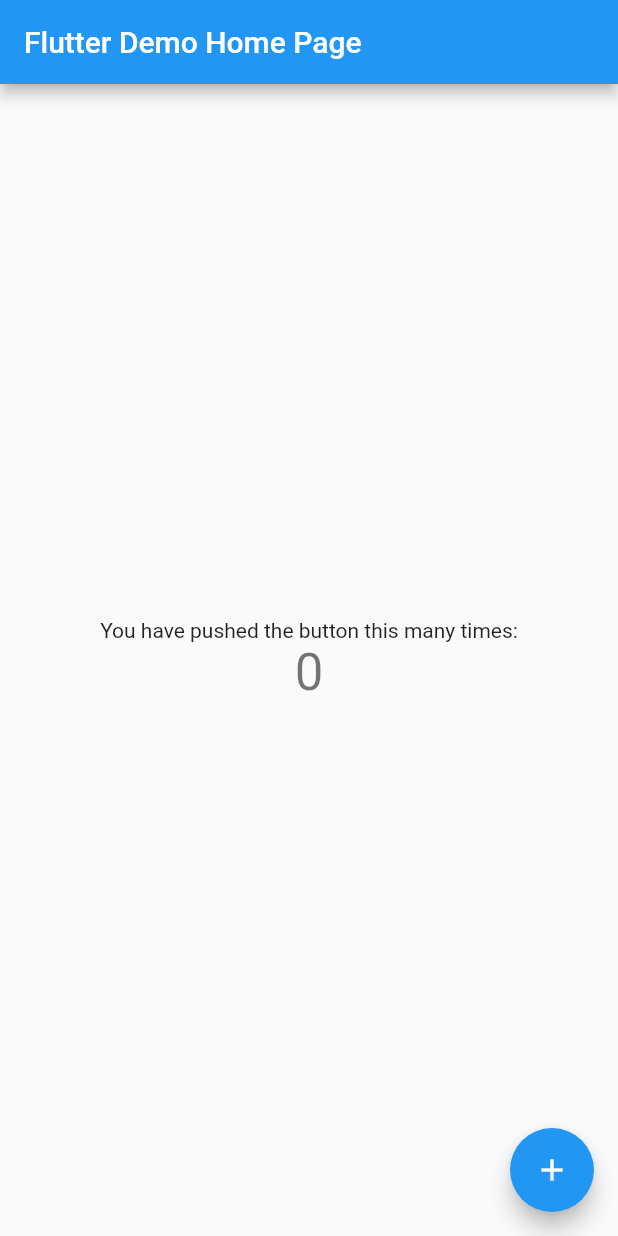
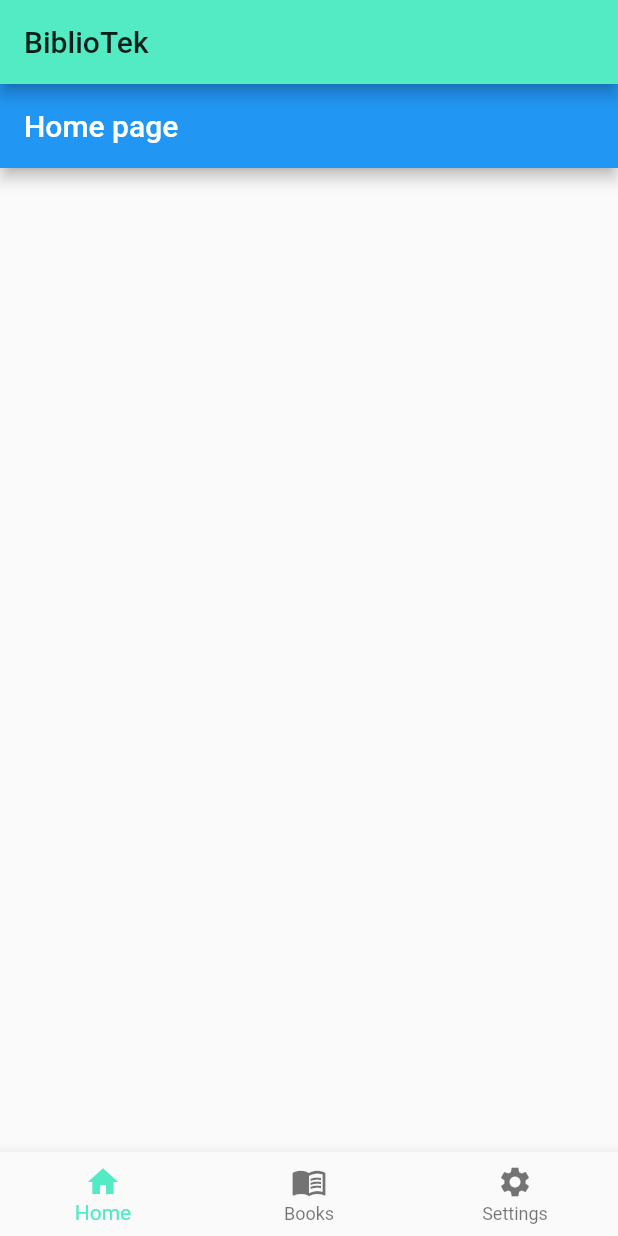
Before and after one commit to mds-iyad/Bibliotek, a Flutter app: the screen it shows after launch, on a phone screen of 412 x 824 dp. Run offline on Flutter 3.47's test engine with Material 2 defaults, Android fonts, the light colour scheme and no system bars.

Commit message:
first commit

```diff
--- a/lib/main.dart
+++ b/lib/main.dart
@@ -1,3 +1,4 @@
+import 'package:bibliotek/pages/master_page.dart';
 import 'package:flutter/material.dart';
 
 void main() {
@@ -7,109 +8,13 @@
 class MyApp extends StatelessWidget {
   const MyApp({super.key});
 
-  // This widget is the root of your application.
   @override
   Widget build(BuildContext context) {
     return MaterialApp(
-      title: 'Flutter Demo',
-      theme: ThemeData(
-        // This is the theme of your application.
-        //
-        // Try running your application with "flutter run". You'll see the
-        // application has a blue toolbar. Then, without quitting the app, try
-        // changing the primarySwatch below to Colors.green and then invoke
-        // "hot reload" (press "r" in the console where you ran "flutter run",
-        // or simply save your changes to "hot reload" in a Flutter IDE).
-        // Notice that the counter didn't reset back to zero; the application
-        // is not restarted.
-        primarySwatch: Colors.blue,
-      ),
-      home: const MyHomePage(title: 'Flutter Demo Home Page'),
+      title: 'Bibliotek',
+      debugShowCheckedModeBanner: false,
+      theme: ThemeData(),
+      home: const MasterPage(),
     );
   }
 }
-
-class MyHomePage extends StatefulWidget {
-  const MyHomePage({super.key, required this.title});
-
-  // This widget is the home page of your application. It is stateful, meaning
-  // that it has a State object (defined below) that contains fields that affect
-  // how it looks.
-
-  // This class is the configuration for the state. It holds the values (in this
-  // case the title) provided by the parent (in this case the App widget) and
-  // used by the build method of the State. Fields in a Widget subclass are
-  // always marked "final".
-
-  final String title;
-
-  @override
-  State<MyHomePage> createState() => _MyHomePageState();
-}
-
-class _MyHomePageState extends State<MyHomePage> {
-  int _counter = 0;
-
-  void _incrementCounter() {
-    setState(() {
-      // This call to setState tells the Flutter framework that something has
-      // changed in this State, which causes it to rerun the build method below
-      // so that the display can reflect the updated values. If we changed
-      // _counter without calling setState(), then the build method would not be
-      // called again, and so nothing would appear to happen.
-      _counter++;
-    });
-  }
-
-  @override
-  Widget build(BuildContext context) {
-    // This method is rerun every time setState is called, for instance as done
-    // by the _incrementCounter method above.
-    //
-    // The Flutter framework has been optimized to make rerunning build methods
-    // fast, so that you can just rebuild anything that needs updating rather
-    // than having to individually change instances of widgets.
-    return Scaffold(
-      appBar: AppBar(
-        // Here we take the value from the MyHomePage object that was created by
-        // the App.build method, and use it to set our appbar title.
-        title: Text(widget.title),
-      ),
-      body: Center(
-        // Center is a layout widget. It takes a single child and positions it
-        // in the middle of the parent.
-        child: Column(
-          // Column is also a layout widget. It takes a list of children and
-          // arranges them vertically. By default, it sizes itself to fit its
-          // children horizontally, and tries to be as tall as its parent.
-          //
-          // Invoke "debug painting" (press "p" in the console, choose the
-          // "Toggle Debug Paint" action from the Flutter Inspector in Android
-          // Studio, or the "Toggle Debug Paint" command in Visual Studio Code)
-          // to see the wireframe for each widget.
-          //
-          // Column has various properties to control how it sizes itself and
-          // how it positions its children. Here we use mainAxisAlignment to
-          // center the children vertically; the main axis here is the vertical
-          // axis because Columns are vertical (the cross axis would be
-          // horizontal).
-          mainAxisAlignment: MainAxisAlignment.center,
-          children: <Widget>[
-            const Text(
-              'You have pushed the button this many times:',
-            ),
-            Text(
-              '$_counter',
-              style: Theme.of(context).textTheme.headline4,
-            ),
-          ],
-        ),
-      ),
-      floatingActionButton: FloatingActionButton(
-        onPressed: _incrementCounter,
-        tooltip: 'Increment',
-        child: const Icon(Icons.add),
-      ), // This trailing comma makes auto-formatting nicer for build methods.
-    );
-  }
-}
--- /dev/null
+++ b/lib/pages/book_page.dart
@@ -0,0 +1,19 @@
+import 'package:flutter/material.dart';
+
+class BooksPage extends StatefulWidget {
+  const BooksPage({Key? key}) : super(key: key);
+
+  @override
+  State<BooksPage> createState() => _BooksPageState();
+}
+
+class _BooksPageState extends State<BooksPage> {
+  @override
+  Widget build(BuildContext context) {
+    return Scaffold(
+      appBar: AppBar(
+        title: const Text("Books page"),
+      ),
+    );
+  }
+}
--- /dev/null
+++ b/lib/pages/home_page.dart
@@ -0,0 +1,19 @@
+import 'package:flutter/material.dart';
+
+class HomePage extends StatefulWidget {
+  const HomePage({Key? key}) : super(key: key);
+
+  @override
+  State<HomePage> createState() => _HomePageState();
+}
+
+class _HomePageState extends State<HomePage> {
+  @override
+  Widget build(BuildContext context) {
+    return Scaffold(
+      appBar: AppBar(
+        title: const Text("Home page"),
+      ),
+    );
+  }
+}
--- /dev/null
+++ b/lib/pages/master_page.dart
@@ -0,0 +1,68 @@
+import 'package:bibliotek/pages/book_page.dart';
+import 'package:bibliotek/pages/settings_page.dart';
+import 'package:bibliotek/pages/home_page.dart';
+import 'package:flutter/material.dart';
+
+class MasterPage extends StatefulWidget {
+  const MasterPage({Key? key}) : super(key: key);
+
+  @override
+  State<MasterPage> createState() => _MasterPageState();
+}
+
+class _MasterPageState extends State<MasterPage> {
+  final PageController _pageController = PageController();
+  final List<Widget> _screens = [
+    const HomePage(),
+    // Text("dddd"),
+    const BooksPage(),
+    const SettingsPage()
+  ];
+  int _selectedIndex = 0;
+
+  void _onItemTapped(selectedIndex) {
+    _pageController.animateToPage(selectedIndex,
+        duration: const Duration(milliseconds: 200), curve: Curves.easeOut);
+    setState(() {
+      _selectedIndex = selectedIndex;
+    });
+  }
+
+  void _onPageChanged(int index) {}
+
+  @override
+  Widget build(BuildContext context) {
+    return Scaffold(
+      appBar: AppBar(
+          backgroundColor: const Color(0xff53EBC4),
+          title: const Text(
+            "BiblioTek",
+            style: TextStyle(color: Colors.black87),
+          )),
+      body: PageView(
+        controller: _pageController,
+        onPageChanged: _onPageChanged,
+        //physics: const NeverScrollableScrollPhysics(),
+        children: _screens,
+      ),
+      bottomNavigationBar: BottomNavigationBar(
+          items: const <BottomNavigationBarItem>[
+            BottomNavigationBarItem(
+              icon: Icon(Icons.home),
+              label: 'Home',
+            ),
+            BottomNavigationBarItem(
+              icon: Icon(Icons.menu_book),
+              label: 'Books',
+            ),
+            BottomNavigationBarItem(
+              icon: Icon(Icons.settings),
+              label: 'Settings',
+            )
+          ],
+          currentIndex: _selectedIndex,
+          onTap: _onItemTapped,
+          selectedItemColor: const Color(0xff53EBC4)),
+    );
+  }
+}
--- /dev/null
+++ b/lib/pages/settings_page.dart
@@ -0,0 +1,19 @@
+import 'package:flutter/material.dart';
+
+class SettingsPage extends StatefulWidget {
+  const SettingsPage({Key? key}) : super(key: key);
+
+  @override
+  State<SettingsPage> createState() => _SettingsPageState();
+}
+
+class _SettingsPageState extends State<SettingsPage> {
+  @override
+  Widget build(BuildContext context) {
+    return Scaffold(
+      appBar: AppBar(
+        title: const Text("Settings page"),
+      ),
+    );
+  }
+}
--- a/pubspec.yaml
+++ b/pubspec.yaml
@@ -36,6 +36,7 @@
   # The following adds the Cupertino Icons font to your application.
   # Use with the CupertinoIcons class for iOS style icons.
   cupertino_icons: ^1.0.2
+  shared_preferences: ^2.0.15
 
 dev_dependencies:
   flutter_test:
```
Also changed, not shown: pubspec.lock, 10 other files.
